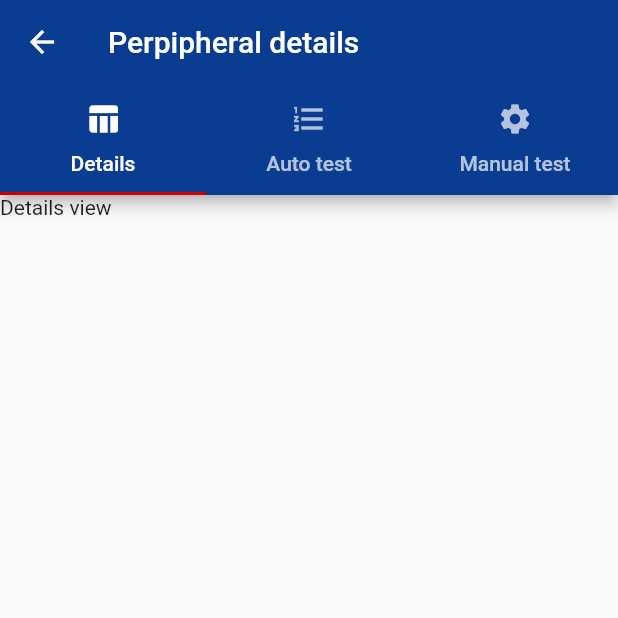
After one commit to Polidea/blemulator_flutter, a Flutter app: the PeripheralDetailsScreen screen opened by its route, on a phone screen of 412 x 824 dp, the top half of it. The commit adds this screen. Run offline on Flutter 3.47's test engine with Material 2 defaults, Android fonts, the phone set to English and light mode, and no system bars; our stand-ins replace bloc, equatable, flutter_bloc, rxdart; missing offline and left inert: fimber, flutter_ble_lib.

Commit message:
Skeleton peripheral details implementation

```diff
--- a/example/lib/main.dart
+++ b/example/lib/main.dart
@@ -1,12 +1,11 @@
 import 'package:blemulator_example/di/ble_adapter_injector.dart';
+import 'package:blemulator_example/peripheral_details/peripheral_details_screen.dart';
 import 'package:blemulator_example/peripheral_list/bloc.dart';
 import 'package:blemulator_example/peripheral_list/peripheral_list_screen.dart';
 import 'package:fimber/fimber.dart';
 import 'package:flutter/material.dart';
 import 'package:flutter_bloc/flutter_bloc.dart';
 
-import 'device_details/device_detail_view.dart';
-import 'device_details/devices_details_bloc_provider.dart';
 
 void main() {
   Fimber.plantTree(DebugTree());
@@ -32,7 +31,7 @@ class MyApp extends StatelessWidget {
               child: PeripheralListScreen(),
             ),
         "/details": (context) =>
-            DeviceDetailsBlocProvider(child: DeviceDetailsView()),
+            PeripheralDetailsScreen(),
       },
       navigatorObservers: [routeObserver],
     );
--- /dev/null
+++ b/example/lib/peripheral_details/components/peripheral_auto_test_view.dart
@@ -0,0 +1,9 @@
+import 'package:flutter/material.dart';
+import 'package:blemulator_example/device_details/view/button_view.dart';
+
+class PeripheralAutoTestView extends StatelessWidget {
+  @override
+  Widget build(BuildContext context) {
+    return Text('Auto test view');
+  }
+}
--- /dev/null
+++ b/example/lib/peripheral_details/components/peripheral_details_view.dart
@@ -0,0 +1,8 @@
+import 'package:flutter/material.dart';
+
+class PeripheralDetailsView extends StatelessWidget {
+  @override
+  Widget build(BuildContext context) {
+    return Text('Details view');
+  }
+}
--- /dev/null
+++ b/example/lib/peripheral_details/components/peripheral_manual_test_view.dart
@@ -0,0 +1,8 @@
+import 'package:flutter/material.dart';
+
+class PeripheralManualTestView extends StatelessWidget {
+  @override
+  Widget build(BuildContext context) {
+    return Text('Manual test view');
+  }
+}
--- /dev/null
+++ b/example/lib/peripheral_details/peripheral_details_screen.dart
@@ -0,0 +1,39 @@
+import 'package:blemulator_example/peripheral_details/components/peripheral_auto_test_view.dart';
+import 'package:blemulator_example/peripheral_details/components/peripheral_details_view.dart';
+import 'package:blemulator_example/peripheral_details/components/peripheral_manual_test_view.dart';
+import 'package:flutter/material.dart';
+
+class PeripheralDetailsScreen extends StatelessWidget {
+  @override
+  Widget build(BuildContext context) {
+    return DefaultTabController(
+      length: 3,
+      child: Scaffold(
+        appBar: AppBar(
+          title: Text('Perpipheral details'),
+          bottom: TabBar(tabs: [
+            Tab(
+              icon: Icon(Icons.table_chart),
+              text: 'Details',
+            ),
+            Tab(
+              icon: Icon(Icons.format_list_numbered),
+              text: 'Auto test',
+            ),
+            Tab(
+              icon: Icon(Icons.settings),
+              text: 'Manual test',
+            ),
+          ]),
+        ),
+        body: TabBarView(
+          children: <Widget>[
+            PeripheralDetailsView(),
+            PeripheralAutoTestView(),
+            PeripheralManualTestView(),
+          ],
+        ),
+      ),
+    );
+  }
+}
```
